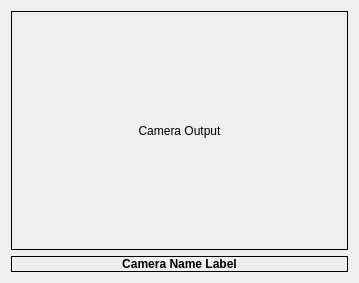
This is QtVigil/FeedScreen.ui in khaledsalem999/Vigil as Qt 5 draws it before an edit. The edited form follows.
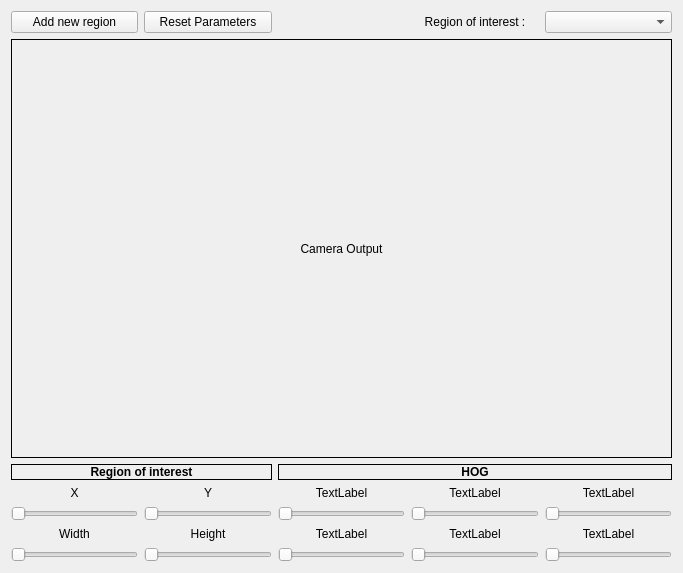
This is the edited form.

The edit to the form file:
```diff
--- a/QtVigil/FeedScreen.ui
+++ b/QtVigil/FeedScreen.ui
@@ -6,15 +6,15 @@
    <rect>
     <x>0</x>
     <y>0</y>
-    <width>359</width>
-    <height>283</height>
+    <width>683</width>
+    <height>573</height>
    </rect>
   </property>
   <property name="windowTitle">
    <string>FeedScreen</string>
   </property>
   <layout class="QGridLayout" name="gridLayout">
-   <item row="0" column="0" colspan="2">
+   <item row="1" column="0" colspan="5">
     <widget class="QLabel" name="FeedView">
      <property name="autoFillBackground">
       <bool>true</bool>
@@ -30,14 +30,139 @@
      </property>
     </widget>
    </item>
-   <item row="1" column="0" colspan="2">
-    <widget class="QLabel" name="CamLabel">
+   <item row="6" column="1">
+    <widget class="QLabel" name="label_11">
+     <property name="text">
+      <string>Height</string>
+     </property>
+     <property name="alignment">
+      <set>Qt::AlignCenter</set>
+     </property>
+    </widget>
+   </item>
+   <item row="3" column="3">
+    <widget class="QLabel" name="label_8">
+     <property name="text">
+      <string>TextLabel</string>
+     </property>
+     <property name="alignment">
+      <set>Qt::AlignCenter</set>
+     </property>
+    </widget>
+   </item>
+   <item row="3" column="0">
+    <widget class="QLabel" name="label_5">
      <property name="sizePolicy">
       <sizepolicy hsizetype="Preferred" vsizetype="Fixed">
        <horstretch>0</horstretch>
        <verstretch>0</verstretch>
       </sizepolicy>
      </property>
+     <property name="text">
+      <string>X</string>
+     </property>
+     <property name="alignment">
+      <set>Qt::AlignCenter</set>
+     </property>
+    </widget>
+   </item>
+   <item row="5" column="2">
+    <widget class="QSlider" name="horizontalSlider_5">
+     <property name="orientation">
+      <enum>Qt::Horizontal</enum>
+     </property>
+    </widget>
+   </item>
+   <item row="6" column="0">
+    <widget class="QLabel" name="label_10">
+     <property name="sizePolicy">
+      <sizepolicy hsizetype="Preferred" vsizetype="Fixed">
+       <horstretch>0</horstretch>
+       <verstretch>0</verstretch>
+      </sizepolicy>
+     </property>
+     <property name="text">
+      <string>Width</string>
+     </property>
+     <property name="alignment">
+      <set>Qt::AlignCenter</set>
+     </property>
+    </widget>
+   </item>
+   <item row="6" column="3">
+    <widget class="QLabel" name="label_13">
+     <property name="text">
+      <string>TextLabel</string>
+     </property>
+     <property name="alignment">
+      <set>Qt::AlignCenter</set>
+     </property>
+    </widget>
+   </item>
+   <item row="7" column="0">
+    <widget class="QSlider" name="WidthSlider">
+     <property name="orientation">
+      <enum>Qt::Horizontal</enum>
+     </property>
+    </widget>
+   </item>
+   <item row="3" column="2">
+    <widget class="QLabel" name="label_7">
+     <property name="text">
+      <string>TextLabel</string>
+     </property>
+     <property name="alignment">
+      <set>Qt::AlignCenter</set>
+     </property>
+    </widget>
+   </item>
+   <item row="5" column="3">
+    <widget class="QSlider" name="horizontalSlider_3">
+     <property name="orientation">
+      <enum>Qt::Horizontal</enum>
+     </property>
+    </widget>
+   </item>
+   <item row="6" column="4">
+    <widget class="QLabel" name="label_14">
+     <property name="text">
+      <string>TextLabel</string>
+     </property>
+     <property name="alignment">
+      <set>Qt::AlignCenter</set>
+     </property>
+    </widget>
+   </item>
+   <item row="7" column="3">
+    <widget class="QSlider" name="horizontalSlider_9">
+     <property name="orientation">
+      <enum>Qt::Horizontal</enum>
+     </property>
+    </widget>
+   </item>
+   <item row="5" column="1">
+    <widget class="QSlider" name="YSlider">
+     <property name="orientation">
+      <enum>Qt::Horizontal</enum>
+     </property>
+    </widget>
+   </item>
+   <item row="7" column="2">
+    <widget class="QSlider" name="horizontalSlider_8">
+     <property name="orientation">
+      <enum>Qt::Horizontal</enum>
+     </property>
+    </widget>
+   </item>
+   <item row="5" column="4">
+    <widget class="QSlider" name="horizontalSlider_4">
+     <property name="orientation">
+      <enum>Qt::Horizontal</enum>
+     </property>
+    </widget>
+   </item>
+   <item row="2" column="2" colspan="3">
+    <widget class="QLabel" name="label_4">
      <property name="font">
       <font>
        <weight>75</weight>
@@ -51,13 +176,119 @@
       <enum>QFrame::Box</enum>
      </property>
      <property name="text">
-      <string>Camera Name Label</string>
+      <string>HOG</string>
      </property>
      <property name="alignment">
       <set>Qt::AlignCenter</set>
      </property>
     </widget>
    </item>
+   <item row="6" column="2">
+    <widget class="QLabel" name="label_12">
+     <property name="text">
+      <string>TextLabel</string>
+     </property>
+     <property name="alignment">
+      <set>Qt::AlignCenter</set>
+     </property>
+    </widget>
+   </item>
+   <item row="7" column="1">
+    <widget class="QSlider" name="HeightSlider">
+     <property name="orientation">
+      <enum>Qt::Horizontal</enum>
+     </property>
+    </widget>
+   </item>
+   <item row="3" column="1">
+    <widget class="QLabel" name="label_6">
+     <property name="text">
+      <string>Y</string>
+     </property>
+     <property name="alignment">
+      <set>Qt::AlignCenter</set>
+     </property>
+    </widget>
+   </item>
+   <item row="5" column="0">
+    <widget class="QSlider" name="XSlider">
+     <property name="orientation">
+      <enum>Qt::Horizontal</enum>
+     </property>
+    </widget>
+   </item>
+   <item row="2" column="0" colspan="2">
+    <widget class="QLabel" name="label_3">
+     <property name="sizePolicy">
+      <sizepolicy hsizetype="Preferred" vsizetype="Fixed">
+       <horstretch>0</horstretch>
+       <verstretch>0</verstretch>
+      </sizepolicy>
+     </property>
+     <property name="font">
+      <font>
+       <weight>75</weight>
+       <bold>true</bold>
+      </font>
+     </property>
+     <property name="autoFillBackground">
+      <bool>true</bool>
+     </property>
+     <property name="frameShape">
+      <enum>QFrame::Box</enum>
+     </property>
+     <property name="text">
+      <string>Region of interest</string>
+     </property>
+     <property name="alignment">
+      <set>Qt::AlignCenter</set>
+     </property>
+    </widget>
+   </item>
+   <item row="3" column="4">
+    <widget class="QLabel" name="label_9">
+     <property name="text">
+      <string>TextLabel</string>
+     </property>
+     <property name="alignment">
+      <set>Qt::AlignCenter</set>
+     </property>
+    </widget>
+   </item>
+   <item row="7" column="4">
+    <widget class="QSlider" name="horizontalSlider_10">
+     <property name="orientation">
+      <enum>Qt::Horizontal</enum>
+     </property>
+    </widget>
+   </item>
+   <item row="0" column="4">
+    <widget class="QComboBox" name="comboBox"/>
+   </item>
+   <item row="0" column="3">
+    <widget class="QLabel" name="label">
+     <property name="text">
+      <string>Region of interest :</string>
+     </property>
+     <property name="alignment">
+      <set>Qt::AlignCenter</set>
+     </property>
+    </widget>
+   </item>
+   <item row="0" column="1">
+    <widget class="QPushButton" name="pushButton_2">
+     <property name="text">
+      <string>Reset Parameters</string>
+     </property>
+    </widget>
+   </item>
+   <item row="0" column="0">
+    <widget class="QPushButton" name="pushButton">
+     <property name="text">
+      <string>Add new region</string>
+     </property>
+    </widget>
+   </item>
   </layout>
  </widget>
  <layoutdefault spacing="6" margin="11"/>
```
